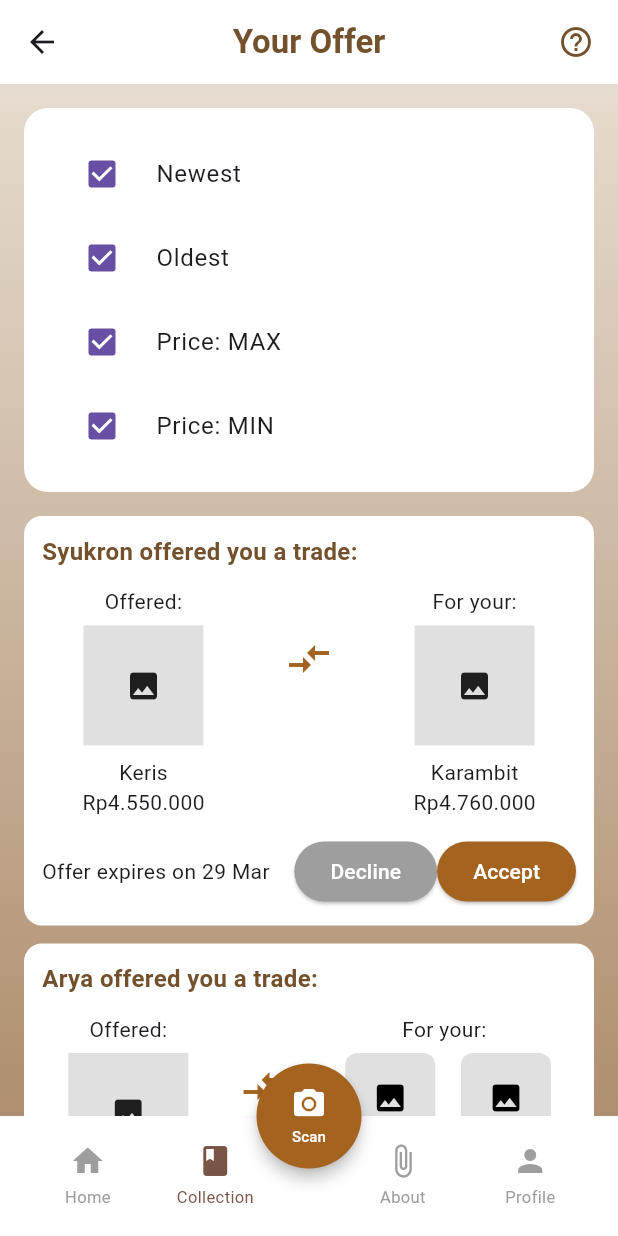
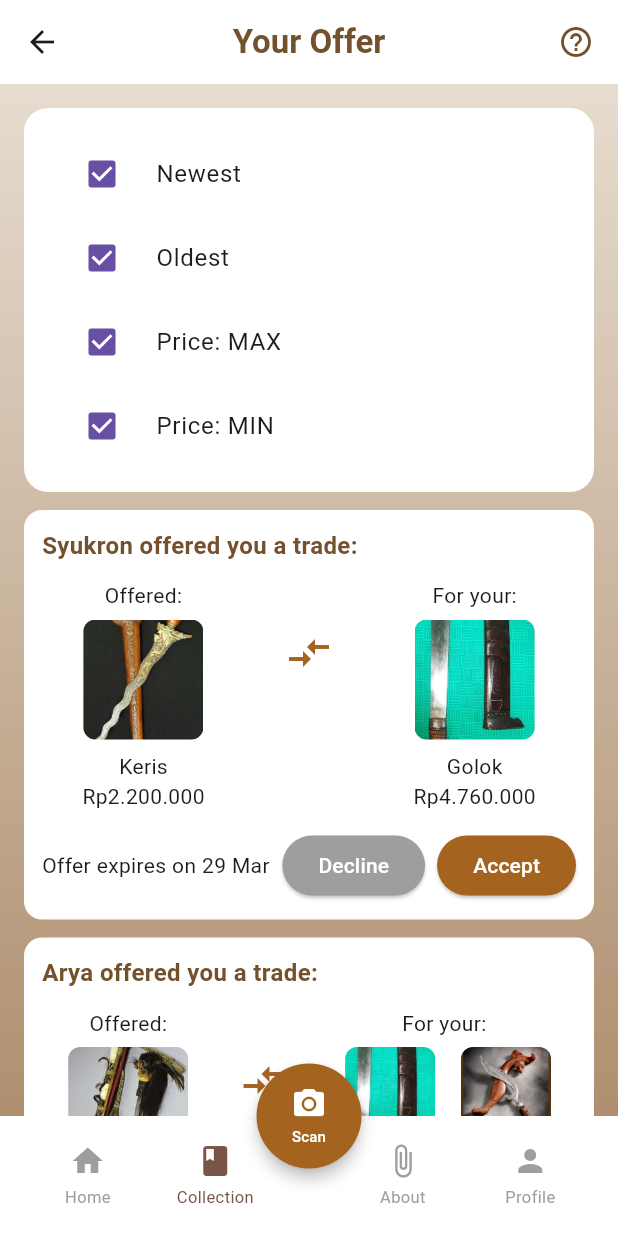
Before and after one commit to ZeroZennn/pusoko, a Flutter app: the TradeScreen screen opened directly, on a phone screen of 412 x 824 dp. Run offline on Flutter 3.47's test engine with Material 3 defaults, Android fonts, the phone set to English and light mode, and no system bars; our stand-ins replace carousel_slider, font_awesome_flutter, image_picker, lottie.

Commit message:
pusing banget wok

```diff
--- a/lib/trade.dart
+++ b/lib/trade.dart
@@ -45,18 +45,17 @@ class _TradeScreenState extends State<TradeScreen> {
               colors: [Color(0xFFE6DCCF), Color(0xFFAF8F6F)],
             ),
           ),
-          child: ListView(
-            padding: const EdgeInsets.all(16),
+          child: Column(
             children: [
-              // ===== FILTER BOX =====
+              // FILTERS (TETAP DI ATAS)
               Container(
+                margin: const EdgeInsets.fromLTRB(16, 16, 16, 0),
                 padding: const EdgeInsets.all(16),
                 decoration: BoxDecoration(
                   color: Colors.white,
                   borderRadius: BorderRadius.circular(16),
                 ),
                 child: Column(
-                  crossAxisAlignment: CrossAxisAlignment.start,
                   children: [
                     CheckboxListTile(
                       value: newest,
@@ -85,29 +84,39 @@ class _TradeScreenState extends State<TradeScreen> {
                   ],
                 ),
               ),
-              const SizedBox(height: 16),
+              const SizedBox(height: 12),
 
-              // ===== TRADE CARD 1 =====
+              // SCROLLABLE CONTENT
+              Expanded(
+                child: ListView(
+                  padding: const EdgeInsets.symmetric(horizontal: 16),
+                  children: [
+                    // TRADE CARD 1
                     buildTradeCard(
                       username: "Syukron",
                       offeredWeapon: "Keris",
-                offeredPrice: "Rp4.550.000",
-                requestedWeapon: "Karambit",
+                      offeredPrice: "Rp2.200.000",
+                      offeredImage: "assets/images/keris.jpg",
+                      requestedWeapon: "Golok",
                       requestedPrice: "Rp4.760.000",
+                      requestedImage: "assets/images/golok.jpg",
                       expiresOn: "29 Mar",
                     ),
-
                     const SizedBox(height: 12),
 
-              // ===== TRADE CARD 2 =====
+                    // TRADE CARD 2
                     buildTradeCard(
                       username: "Arya",
-                offeredWeapon: "Karambit",
-                offeredPrice: "Rp4.760.000",
-                requestedWeapon: "Golok, Sumpit, Kujang, CASH",
-                requestedPrice: "Rp2.110.000 + Rp900.000 + Rp?, CASH",
+                      offeredWeapon: "Mandau",
+                      offeredPrice: "Rp2.110.000",
+                      offeredImage: "assets/images/mandau.jpg",
+                      requestedWeapon: "",
+                      requestedPrice: "",
                       expiresOn: "30 Mar",
                       isMultiItem: true,
+                    ),
+                  ],
+                ),
               ),
             ],
           ),
@@ -120,9 +129,11 @@ class _TradeScreenState extends State<TradeScreen> {
     required String username,
     required String offeredWeapon,
     required String offeredPrice,
-    required String requestedWeapon,
-    required String requestedPrice,
     required String expiresOn,
+    String? offeredImage,
+    String? requestedWeapon,
+    String? requestedPrice,
+    String? requestedImage,
     bool isMultiItem = false,
   }) {
     return Container(
@@ -147,7 +158,7 @@ class _TradeScreenState extends State<TradeScreen> {
             crossAxisAlignment: CrossAxisAlignment.start,
             mainAxisAlignment: MainAxisAlignment.spaceAround,
             children: [
-              // Left Side (Offered)
+              // Offered
               Column(
                 children: [
                   const Text("Offered:"),
@@ -155,8 +166,13 @@ class _TradeScreenState extends State<TradeScreen> {
                   Container(
                     width: 80,
                     height: 80,
-                    color: Colors.grey[300],
-                    child: const Icon(Icons.image),
+                    decoration: BoxDecoration(
+                      image: DecorationImage(
+                        image: AssetImage(offeredImage ?? ''),
+                        fit: BoxFit.cover,
+                      ),
+                      borderRadius: BorderRadius.circular(8),
+                    ),
                   ),
                   const SizedBox(height: 8),
                   Text(offeredWeapon),
@@ -167,10 +183,11 @@ class _TradeScreenState extends State<TradeScreen> {
               // Arrow
               Padding(
                 padding: const EdgeInsets.only(top: 32.0),
-                child: const Icon(Icons.compare_arrows, size: 32, color: Color(0xFFA46420)),
+                child: const Icon(Icons.compare_arrows,
+                    size: 32, color: Color(0xFFA46420)),
               ),
 
-              // Right Side (Requested)
+              // Requested
               Column(
                 children: [
                   const Text("For your:"),
@@ -181,12 +198,17 @@ class _TradeScreenState extends State<TradeScreen> {
                         Container(
                           width: 80,
                           height: 80,
-                          color: Colors.grey[300],
-                          child: const Icon(Icons.image),
+                          decoration: BoxDecoration(
+                            image: DecorationImage(
+                              image: AssetImage(requestedImage ?? ''),
+                              fit: BoxFit.cover,
+                            ),
+                            borderRadius: BorderRadius.circular(8),
+                          ),
                         ),
                         const SizedBox(height: 8),
-                        Text(requestedWeapon),
-                        Text(requestedPrice),
+                        Text(requestedWeapon ?? ""),
+                        Text(requestedPrice ?? ""),
                       ],
                     )
                   else
@@ -195,24 +217,22 @@ class _TradeScreenState extends State<TradeScreen> {
                         Row(
                           mainAxisAlignment: MainAxisAlignment.center,
                           children: [
-                              buildItem("Golok", "Rp2.110.000"),
+                            buildItem("Golok", "Rp2.110.000", "assets/images/golok.jpg"),
                             const SizedBox(width: 12),
-                              buildItem("Sumpit", "Rp900.000"),
+                            buildItem("Kujang", "Rp900.000", "assets/images/kujang.png"),
                           ],
                         ),
                         const SizedBox(height: 12),
                         Row(
                           mainAxisAlignment: MainAxisAlignment.center,
                           children: [
-                              buildItem("Kujang", "Rp200.000"),
+                            buildItem("Sundu", "Rp900.000", "assets/images/sundu.jpg"),
                             const SizedBox(width: 12),
-                              buildItem("Cash", "Rp500.000", isCash: true),
+                            buildItem("Cash", "Rp500.000", null, isCash: true),
                           ],
                         ),
                       ],
                     )
-
-
                 ],
               ),
             ],
@@ -224,8 +244,6 @@ class _TradeScreenState extends State<TradeScreen> {
               Text("Offer expires on $expiresOn"),
               Row(
                 children: [
-
-                  const SizedBox(width: 8),
                   ElevatedButton(
                     style: ElevatedButton.styleFrom(
                       backgroundColor: Colors.grey,
@@ -235,18 +253,17 @@ class _TradeScreenState extends State<TradeScreen> {
                       "Decline",
                       style: TextStyle(color: Colors.white),
                     ),
-
                   ),
+                  const SizedBox(width: 8),
                   ElevatedButton(
                     style: ElevatedButton.styleFrom(
-                      backgroundColor: const Color(0xFFA46420),
+                      backgroundColor: Color(0xFFA46420),
                     ),
                     onPressed: () {},
                     child: const Text(
                       "Accept",
                       style: TextStyle(color: Colors.white),
                     ),
-
                   ),
                 ],
               ),
@@ -257,7 +274,8 @@ class _TradeScreenState extends State<TradeScreen> {
     );
   }
 
-  Widget buildItem(String name, String price, {bool isCash = false}) {
+  Widget buildItem(String name, String price, String? imagePath,
+      {bool isCash = false}) {
     return Column(
       mainAxisAlignment: MainAxisAlignment.center,
       children: [
@@ -267,12 +285,17 @@ class _TradeScreenState extends State<TradeScreen> {
           decoration: BoxDecoration(
             color: isCash ? Colors.amber[100] : Colors.grey[300],
             borderRadius: BorderRadius.circular(8),
+            image: !isCash && imagePath != null
+                ? DecorationImage(
+                    image: AssetImage(imagePath), fit: BoxFit.cover)
+                : null,
           ),
-          child: Icon(
-            isCash ? Icons.attach_money : Icons.image,
-            size: isCash ? 28 : 24,
-            color: isCash ? Colors.green : Colors.black,
-          ),
+          child: isCash
+              ? const Icon(Icons.attach_money,
+                  size: 28, color: Colors.green)
+              : imagePath == null
+                  ? const Icon(Icons.image)
+                  : null,
         ),
         const SizedBox(height: 4),
         Text(name, style: const TextStyle(fontSize: 12)),
```
Also changed, not shown: lib/about.dart (+12 -10 lines), lib/home_page.dart (+11 -4 lines), lib/market.dart (added, +184 -0 lines), lib/market_page.dart (added, +118 -0 lines), lib/profile.dart (+23 -12 lines). Lines whose indentation alone changed are shown as unchanged.
